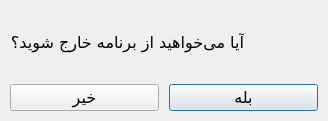
The window that UI/YesNoDialog.ui (Dandelion07/Tour_Management_System) describes before a commit, drawn with Qt 5.
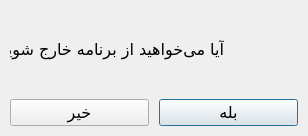
The same window after the commit. Icons and pictures are not drawn.

Diff of the .ui file:
```diff
--- a/UI/YesNoDialog.ui
+++ b/UI/YesNoDialog.ui
@@ -31,7 +31,7 @@
     <number>10</number>
    </property>
    <property name="sizeConstraint">
-    <enum>QLayout::SetFixedSize</enum>
+    <enum>QLayout::SetNoConstraint</enum>
    </property>
    <property name="leftMargin">
     <number>10</number>
```
